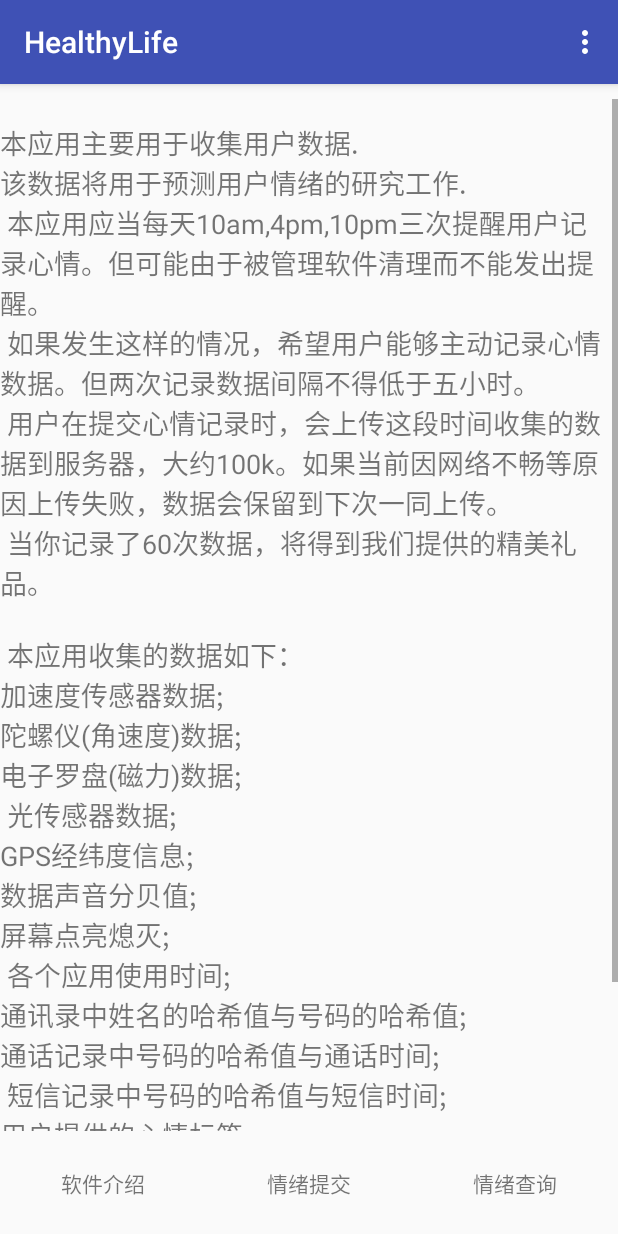
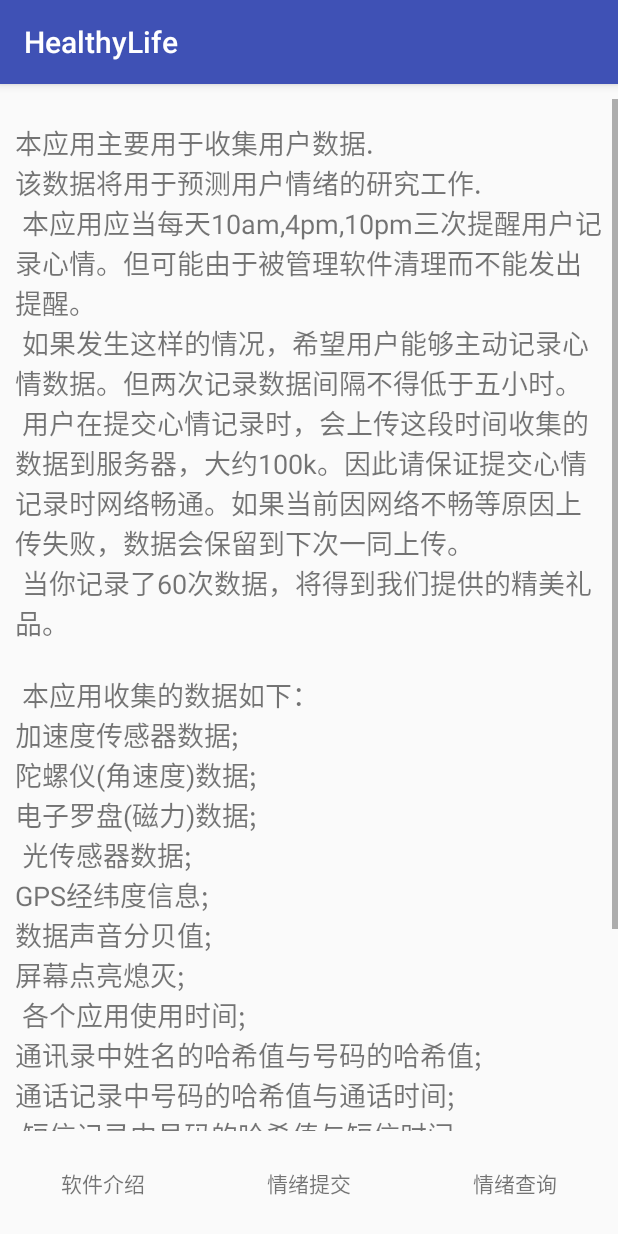
Before and after one commit to Kai-Zhang/HealthyLife, an Android app: the screen it shows after launch (MainActivity), after a tap on "软件介绍", on a phone screen of 412 x 824 dp. Run offline under Robolectric (Android 15) with nearby library versions, the phone set to English and light mode, and no system bars.

Commit message:
requirement changed

```diff
--- a/app/src/main/java/org/graduation/healthylife/ResultFragment.java
+++ b/app/src/main/java/org/graduation/healthylife/ResultFragment.java
@@ -23,7 +23,7 @@ public class ResultFragment extends Fragment {
         cnt= SharedPreferenceManager.getManager().getInt("emotionCnt",0);
         Log.d("resultFragment","emotion"+cnt);
         if(cnt<60) tv.setText("您已经提交了"+cnt+"次，还有"+(60-cnt)+"次可以领取奖励");
-        else tv.setText("您已经提交了足够的次数。即将进行最后一次收集与上传数据。如果上传失败，请确认网络畅通，并点击选项-上传数据库重新上传。之后联系张啸tobexiao1@gmail.com领取奖励");
+        else tv.setText("您已经提交了足够的次数。从第60次提交（包括60）起，只要有一次上传成功，即可联系张啸tobexiao1@gmail.com领取奖励。");
         new Thread(new Runnable() {
             @Override
             public void run() {
--- a/app/src/main/res/layout/content_introduction.xml
+++ b/app/src/main/res/layout/content_introduction.xml
@@ -12,6 +12,8 @@
             android:id="@+id/textView5"
             android:textSize="18sp"
             android:layout_gravity="center_horizontal"
-            android:layout_marginTop="16dp" />
+            android:layout_marginTop="16dp"
+            android:layout_marginLeft="10dp"
+            android:layout_marginRight="10dp"/>
     </ScrollView>
 </LinearLayout>
--- a/app/src/main/res/menu/menu_main.xml
+++ b/app/src/main/res/menu/menu_main.xml
@@ -1,6 +1,4 @@
 <menu xmlns:android="http://schemas.android.com/apk/res/android"
     xmlns:app="http://schemas.android.com/apk/res-auto"
     xmlns:tools="http://schemas.android.com/tools" tools:context=".MainActivity">
-    <item android:id="@+id/action_database" android:title="@string/action_settings"
-        android:orderInCategory="100" app:showAsAction="never" />
 </menu>
--- a/app/src/main/res/values/strings.xml
+++ b/app/src/main/res/values/strings.xml
@@ -19,7 +19,7 @@
     <string name="introText">本应用主要用于收集用户数据.\n该数据将用于预测用户情绪的研究工作.\n
         本应用应当每天10am,4pm,10pm三次提醒用户记录心情。但可能由于被管理软件清理而不能发出提醒。\n
         如果发生这样的情况，希望用户能够主动记录心情数据。但两次记录数据间隔不得低于五小时。\n
-        用户在提交心情记录时，会上传这段时间收集的数据到服务器，大约100k。如果当前因网络不畅等原因上传失败，数据会保留到下次一同上传。\n
+        用户在提交心情记录时，会上传这段时间收集的数据到服务器，大约100k。因此请保证提交心情记录时网络畅通。如果当前因网络不畅等原因上传失败，数据会保留到下次一同上传。\n
         当你记录了60次数据，将得到我们提供的精美礼品。\n\n
         本应用收集的数据如下：\n加速度传感器数据;\n陀螺仪(角速度)数据;\n电子罗盘(磁力)数据;\n
         光传感器数据;\nGPS经纬度信息;\n数据声音分贝值;\n屏幕点亮熄灭;\n
```
Also changed, not shown: app/src/main/java/org/graduation/healthylife/MainActivity.java (+0 -13 lines), 1 other file.
